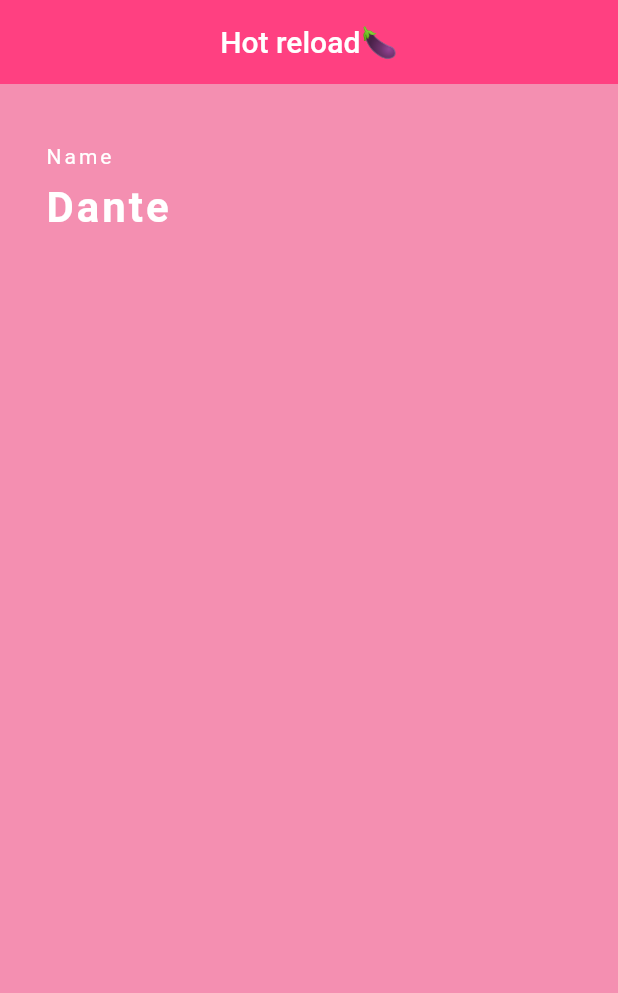
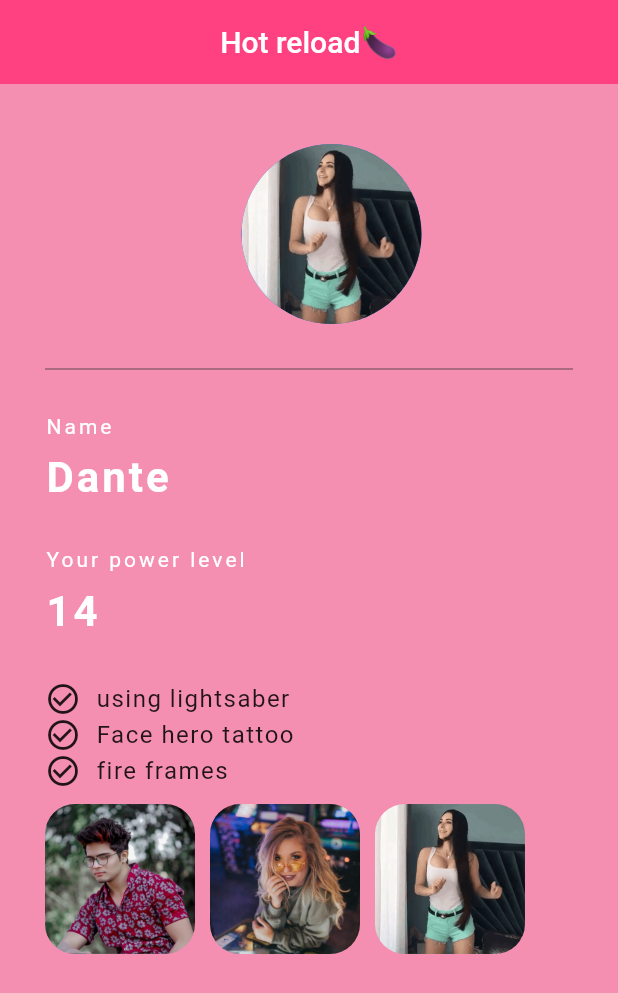
Before and after one commit to TERADA-DANTE/flutera, a Flutter app: the screen it shows after launch, on a phone screen of 412 x 824 dp. Shown: the top 993 px of the screen. Run offline on Flutter 3.47's test engine with Material 2 defaults, Android fonts, the phone set to English and light mode, and no system bars.

Commit message:
:hammer: Update main.dart
Study on debugShowCheckedModeBanner, CircleAvatar, assets & pubspec.yaml, AssetImage, ClipRRect, Image.asset

```diff
--- a/my_app/lib/main.dart
+++ b/my_app/lib/main.dart
@@ -8,6 +8,7 @@ class MyApp extends StatelessWidget {
     return MaterialApp(
       title: "Flutera",
       home: MyHomePage(),
+      debugShowCheckedModeBanner: false,
     );
   }
 }
@@ -27,6 +28,18 @@ class MyHomePage extends StatelessWidget {
         padding: EdgeInsets.fromLTRB(30.0, 40.0, 0.0, 0.0),
         child: Column(
           children: [
+            Center(
+              child: CircleAvatar(
+                backgroundImage: AssetImage("assets/3.gif"),
+                radius: 60.0,
+              ),
+            ),
+            Divider(
+              height: 60.0,
+              color: Colors.grey[850],
+              thickness: 0.5,
+              endIndent: 30.0,
+            ),
             Text(
               'Name',
               style: TextStyle(color: Colors.white, letterSpacing: 2.0),
@@ -41,7 +54,105 @@ class MyHomePage extends StatelessWidget {
                   letterSpacing: 2.0,
                   fontSize: 28.0,
                   fontWeight: FontWeight.bold),
-            )
+            ),
+            SizedBox(
+              height: 30.0,
+            ),
+            Text(
+              'Your power level',
+              style: TextStyle(color: Colors.white, letterSpacing: 2.0),
+            ),
+            SizedBox(
+              height: 10.0,
+            ),
+            Text(
+              '14',
+              style: TextStyle(
+                  color: Colors.white,
+                  letterSpacing: 2.0,
+                  fontWeight: FontWeight.bold,
+                  fontSize: 28.0),
+            ),
+            SizedBox(
+              height: 30.0,
+            ),
+            Row(
+              children: [
+                Icon(Icons.check_circle_outline),
+                SizedBox(
+                  width: 10.0,
+                ),
+                Text(
+                  "using lightsaber",
+                  style: TextStyle(fontSize: 16.0, letterSpacing: 1.0),
+                )
+              ],
+            ),
+            Row(
+              children: [
+                Icon(Icons.check_circle_outline),
+                SizedBox(
+                  width: 10.0,
+                ),
+                Text(
+                  "Face hero tattoo",
+                  style: TextStyle(fontSize: 16.0, letterSpacing: 1.0),
+                )
+              ],
+            ),
+            Row(
+              children: [
+                Icon(Icons.check_circle_outline),
+                SizedBox(
+                  width: 10.0,
+                ),
+                Text(
+                  "fire frames",
+                  style: TextStyle(fontSize: 16.0, letterSpacing: 1.0),
+                )
+              ],
+            ),
+            SizedBox(
+              height: 10.0,
+            ),
+            Center(
+                child: Row(
+              children: [
+                ClipRRect(
+                  borderRadius: BorderRadius.circular(20),
+                  child: Image.asset(
+                    "assets/1.jpg",
+                    width: 100.0,
+                    height: 100.0,
+                    fit: BoxFit.cover,
+                  ),
+                ),
+                SizedBox(
+                  width: 10.0,
+                ),
+                ClipRRect(
+                  borderRadius: BorderRadius.circular(20),
+                  child: Image.asset(
+                    "assets/2.jpg",
+                    width: 100.0,
+                    height: 100.0,
+                    fit: BoxFit.cover,
+                  ),
+                ),
+                SizedBox(
+                  width: 10.0,
+                ),
+                ClipRRect(
+                  borderRadius: BorderRadius.circular(20),
+                  child: Image.asset(
+                    "assets/3.gif",
+                    width: 100.0,
+                    height: 100.0,
+                    fit: BoxFit.cover,
+                  ),
+                )
+              ],
+            ))
           ],
           crossAxisAlignment: CrossAxisAlignment.start,
         ),
```
Also changed, not shown: my_app/pubspec.yaml (+5 -3 lines), my_app/assets/1.jpg (added), my_app/assets/2.jpg (added), my_app/assets/3.gif (added).
